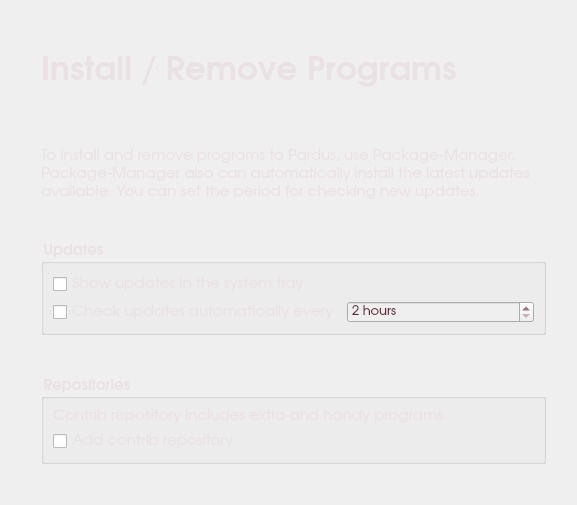
pars-linux/uludag, file kde/kaptan/src/gui/packageWidget.ui: the form before one commit.
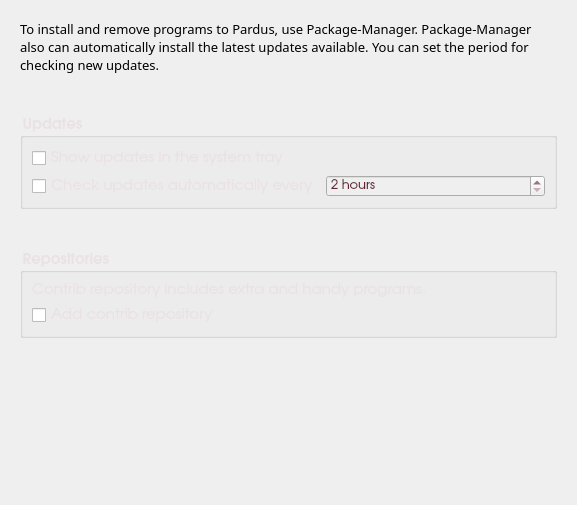
The form after the commit.

Patch:
```diff
--- a/kde/kaptan/src/gui/packageWidget.ui
+++ b/kde/kaptan/src/gui/packageWidget.ui
@@ -14,10 +14,13 @@
    <string>Packages</string>
   </property>
   <property name="styleSheet">
-   <string>color: rgb(234, 225, 228);</string>
+   <string notr="true"/>
   </property>
   <layout class="QGridLayout" name="gridLayout">
-   <item row="5" column="1">
+   <property name="margin">
+    <number>20</number>
+   </property>
+   <item row="2" column="0">
     <layout class="QVBoxLayout" name="verticalLayout_3">
      <item>
       <widget class="QGroupBox" name="groupBoxUpdates">
@@ -108,7 +111,7 @@
      </item>
     </layout>
    </item>
-   <item row="7" column="1">
+   <item row="4" column="0">
     <layout class="QVBoxLayout" name="verticalLayout_4">
      <item>
       <widget class="QGroupBox" name="groupBoxRepo">
@@ -167,7 +170,7 @@
      </item>
     </layout>
    </item>
-   <item row="3" column="1">
+   <item row="0" column="0">
     <layout class="QHBoxLayout" name="horizontalLayout_2">
      <item>
       <widget class="QLabel" name="labelKaptanIntro">
@@ -179,8 +182,8 @@
        </property>
        <property name="font">
         <font>
-         <family>URW Gothic L</family>
-         <pointsize>11</pointsize>
+         <family>Sans Serif</family>
+         <pointsize>10</pointsize>
         </font>
        </property>
        <property name="styleSheet">
@@ -199,117 +202,7 @@
      </item>
     </layout>
    </item>
-   <item row="5" column="0">
-    <spacer name="horizontalSpacer_3">
-     <property name="orientation">
-      <enum>Qt::Horizontal</enum>
-     </property>
-     <property name="sizeType">
-      <enum>QSizePolicy::Fixed</enum>
-     </property>
-     <property name="sizeHint" stdset="0">
-      <size>
-       <width>30</width>
-       <height>20</height>
-      </size>
-     </property>
-    </spacer>
-   </item>
-   <item row="5" column="2">
-    <spacer name="horizontalSpacer_4">
-     <property name="orientation">
-      <enum>Qt::Horizontal</enum>
-     </property>
-     <property name="sizeType">
-      <enum>QSizePolicy::Fixed</enum>
-     </property>
-     <property name="sizeHint" stdset="0">
-      <size>
-       <width>20</width>
-       <height>20</height>
-      </size>
-     </property>
-    </spacer>
-   </item>
-   <item row="0" column="1">
-    <spacer name="verticalSpacer_3">
-     <property name="orientation">
-      <enum>Qt::Vertical</enum>
-     </property>
-     <property name="sizeType">
-      <enum>QSizePolicy::Expanding</enum>
-     </property>
-     <property name="sizeHint" stdset="0">
-      <size>
-       <width>20</width>
-       <height>20</height>
-      </size>
-     </property>
-    </spacer>
-   </item>
-   <item row="9" column="1">
-    <spacer name="verticalSpacer_4">
-     <property name="orientation">
-      <enum>Qt::Vertical</enum>
-     </property>
-     <property name="sizeType">
-      <enum>QSizePolicy::Expanding</enum>
-     </property>
-     <property name="sizeHint" stdset="0">
-      <size>
-       <width>20</width>
-       <height>20</height>
-      </size>
-     </property>
-    </spacer>
-   </item>
-   <item row="2" column="1">
-    <spacer name="verticalSpacer_5">
-     <property name="orientation">
-      <enum>Qt::Vertical</enum>
-     </property>
-     <property name="sizeType">
-      <enum>QSizePolicy::Fixed</enum>
-     </property>
-     <property name="sizeHint" stdset="0">
-      <size>
-       <width>20</width>
-       <height>50</height>
-      </size>
-     </property>
-    </spacer>
-   </item>
-   <item row="1" column="1">
-    <widget class="QLabel" name="label">
-     <property name="sizePolicy">
-      <sizepolicy hsizetype="Fixed" vsizetype="Fixed">
-       <horstretch>0</horstretch>
-       <verstretch>0</verstretch>
-      </sizepolicy>
-     </property>
-     <property name="minimumSize">
-      <size>
-       <width>0</width>
-       <height>50</height>
-      </size>
-     </property>
-     <property name="font">
-      <font>
-       <family>URW Gothic L</family>
-       <pointsize>25</pointsize>
-       <weight>75</weight>
-       <bold>true</bold>
-      </font>
-     </property>
-     <property name="styleSheet">
-      <string/>
-     </property>
-     <property name="text">
-      <string>Install / Remove Programs</string>
-     </property>
-    </widget>
-   </item>
-   <item row="4" column="1">
+   <item row="1" column="0">
     <spacer name="verticalSpacer_6">
      <property name="orientation">
       <enum>Qt::Vertical</enum>
@@ -325,7 +218,7 @@
      </property>
     </spacer>
    </item>
-   <item row="6" column="1">
+   <item row="3" column="0">
     <spacer name="verticalSpacer_7">
      <property name="orientation">
       <enum>Qt::Vertical</enum>
@@ -341,6 +234,22 @@
      </property>
     </spacer>
    </item>
+   <item row="5" column="0">
+    <spacer name="verticalSpacer_8">
+     <property name="orientation">
+      <enum>Qt::Vertical</enum>
+     </property>
+     <property name="sizeType">
+      <enum>QSizePolicy::Expanding</enum>
+     </property>
+     <property name="sizeHint" stdset="0">
+      <size>
+       <width>20</width>
+       <height>0</height>
+      </size>
+     </property>
+    </spacer>
+   </item>
   </layout>
  </widget>
  <resources/>
```
Left out of the diff: 2 changed lines with no effect on the pictures.
